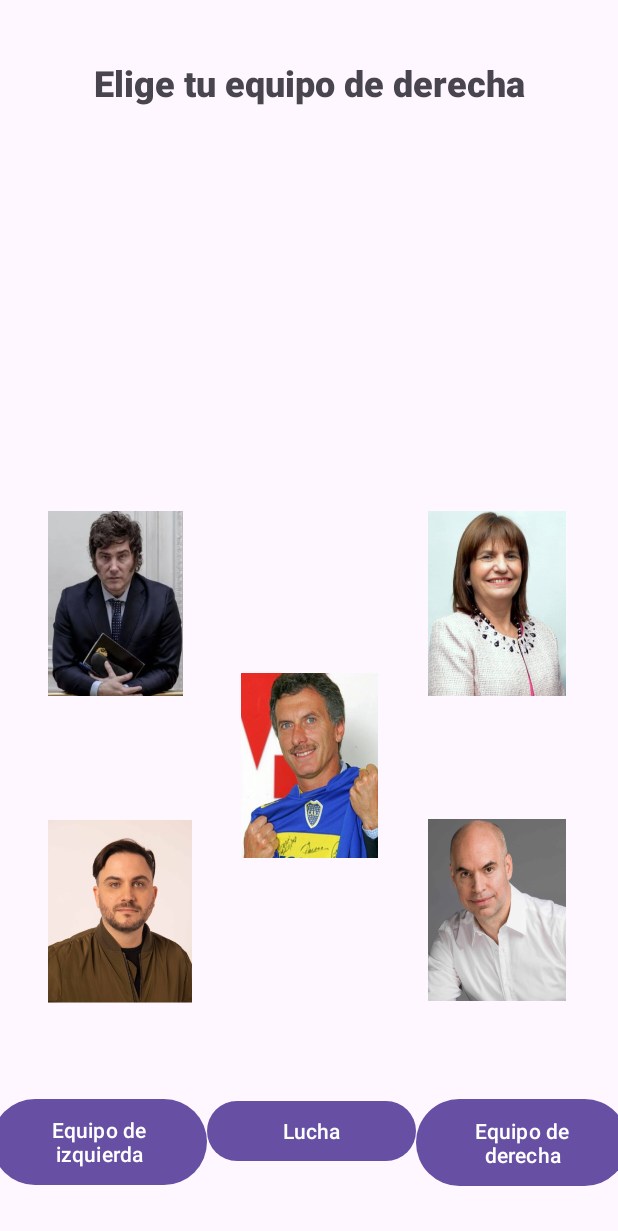
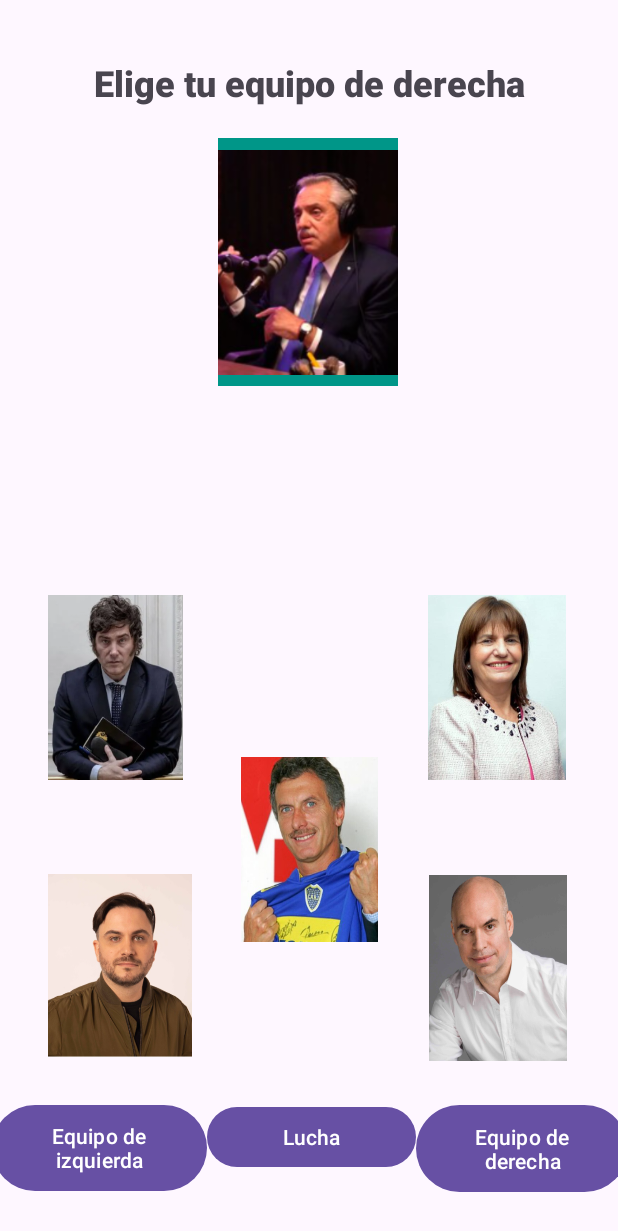
Before and after one commit to luciocape/SugarLab, an Android app: the layout derecha.xml on its own in the app's theme, with its tools: preview values and no code run, on a phone screen of 412 x 824 dp. Shown: the top 1231 px of the screen. Run offline under Robolectric (Android 15) with nearby library versions, the phone set to English and light mode, and no system bars.

Commit message:
Antes de solucionar el error

```diff
--- a/8-LosAnillosDelPoder/app/src/main/res/layout/derecha.xml
+++ b/8-LosAnillosDelPoder/app/src/main/res/layout/derecha.xml
@@ -4,10 +4,11 @@
     xmlns:tools="http://schemas.android.com/tools"
     android:layout_width="match_parent"
     android:layout_height="match_parent"
+    android:onClick="CallMilei"
     tools:context=".MainActivity">
 
     <TextView
-        android:id="@+id/textView"
+        android:id="@+id/txtElecDerecha"
         android:layout_width="wrap_content"
         android:layout_height="wrap_content"
         android:fontFamily="sans-serif-black"
@@ -25,15 +26,17 @@
         android:orientation="horizontal"
         app:layout_constraintBottom_toBottomOf="parent"
         app:layout_constraintEnd_toEndOf="parent"
+        app:layout_constraintHorizontal_bias="0.538"
         app:layout_constraintStart_toStartOf="parent"
-        app:layout_constraintTop_toBottomOf="@+id/textView"
-        app:layout_constraintVertical_bias="0.956">
+        app:layout_constraintTop_toBottomOf="@+id/btnMacri"
+        app:layout_constraintVertical_bias="0.801">
 
         <Button
             android:id="@+id/izquierda"
             android:layout_width="110dp"
             android:layout_height="match_parent"
             android:layout_weight="1"
+            android:onClick="presionarDigito"
             android:text="Equipo de izquierda" />
 
         <Button
@@ -42,6 +45,7 @@
             android:layout_height="wrap_content"
             android:layout_weight="1"
             android:gravity="center|center_horizontal|center_vertical"
+            android:onClick="presionarDigito"
             android:text="Lucha" />
 
         <Button
@@ -49,70 +53,86 @@
             android:layout_width="108dp"
             android:layout_height="66dp"
             android:layout_weight="1"
+            android:onClick="presionarDigito"
             android:text="Equipo de derecha" />
 
     </LinearLayout>
 
     <ImageButton
-        android:id="@+id/imageButton2"
+        android:id="@+id/btnBullrich"
         android:layout_width="92dp"
         android:layout_height="123dp"
         android:layout_marginBottom="108dp"
         android:background="@drawable/bullrich_s"
-        android:contentDescription="foto de bullrich"
-        app:layout_constraintBottom_toBottomOf="@+id/imageButton6"
+        android:contentDescription="boton de bullrich"
+        app:layout_constraintBottom_toBottomOf="@+id/btnMacri"
         app:layout_constraintEnd_toEndOf="parent"
         app:layout_constraintHorizontal_bias="0.493"
-        app:layout_constraintStart_toEndOf="@+id/imageButton6"
+        app:layout_constraintStart_toEndOf="@+id/btnMacri"
         tools:visibility="visible" />
 
     <ImageButton
-        android:id="@+id/imageButton3"
+        android:id="@+id/btnMilei"
         android:layout_width="90dp"
         android:layout_height="123dp"
         android:layout_marginBottom="108dp"
         android:background="@drawable/milei_s"
-        android:contentDescription="foto de milei"
-        app:layout_constraintBottom_toBottomOf="@+id/imageButton6"
-        app:layout_constraintEnd_toStartOf="@+id/imageButton6"
+        android:contentDescription="boton de milei"
+        android:onClick="presionarDigito"
+        app:layout_constraintBottom_toBottomOf="@+id/btnMacri"
+        app:layout_constraintEnd_toStartOf="@+id/btnMacri"
         app:layout_constraintHorizontal_bias="0.457"
         app:layout_constraintStart_toStartOf="parent" />
 
     <ImageButton
-        android:id="@+id/imageButton4"
+        android:id="@+id/btnMarra"
         android:layout_width="96dp"
         android:layout_height="122dp"
         android:background="@drawable/marra_s"
-        android:contentDescription="foto de marra"
+        android:contentDescription="boton de marra"
+        android:onClick="presionarDigito"
         app:layout_constraintBottom_toBottomOf="parent"
-        app:layout_constraintEnd_toStartOf="@+id/imageButton6"
+        app:layout_constraintEnd_toStartOf="@+id/btnMacri"
         app:layout_constraintHorizontal_bias="0.493"
         app:layout_constraintStart_toStartOf="parent"
-        app:layout_constraintTop_toBottomOf="@+id/imageButton3"
+        app:layout_constraintTop_toBottomOf="@+id/btnMilei"
         app:layout_constraintVertical_bias="0.346" />
 
     <ImageButton
-        android:id="@+id/imageButton5"
-        android:layout_width="92dp"
-        android:layout_height="121dp"
-        android:background="@drawable/larreta_s"
-        android:contentDescription="foto de larreta"
-        app:layout_constraintBottom_toBottomOf="parent"
-        app:layout_constraintEnd_toEndOf="parent"
-        app:layout_constraintHorizontal_bias="0.493"
-        app:layout_constraintStart_toEndOf="@+id/imageButton6"
-        app:layout_constraintTop_toBottomOf="@+id/imageButton2"
-        app:layout_constraintVertical_bias="0.344" />
-
-    <ImageButton
-        android:id="@+id/imageButton6"
+        android:id="@+id/btnMacri"
         android:layout_width="91dp"
         android:layout_height="123dp"
-        android:layout_marginBottom="252dp"
+        android:layout_marginBottom="196dp"
         android:background="@drawable/macri_s"
-        android:contentDescription="foto de macri"
+        android:contentDescription="boton de macri"
+        android:onClick="presionarDigito"
         app:layout_constraintBottom_toBottomOf="parent"
         app:layout_constraintEnd_toEndOf="parent"
         app:layout_constraintStart_toStartOf="parent" />
 
+    <ImageView
+        android:id="@+id/imageView"
+        android:layout_width="120dp"
+        android:layout_height="165dp"
+        android:layout_marginTop="92dp"
+        android:background="#009688"
+        android:src="@drawable/alberto"
+        app:layout_constraintEnd_toEndOf="parent"
+        app:layout_constraintHorizontal_bias="0.498"
+        app:layout_constraintStart_toStartOf="parent"
+        app:layout_constraintTop_toTopOf="parent"
+        app:srcCompat="@android:drawable/ic_menu_gallery" />
+
+    <ImageButton
+        android:id="@+id/btnLarreta"
+        android:layout_width="92dp"
+        android:layout_height="124dp"
+        android:background="@drawable/larreta_s"
+        android:contentDescription="boton de larreta"
+        app:layout_constraintBottom_toBottomOf="parent"
+        app:layout_constraintEnd_toEndOf="parent"
+        app:layout_constraintStart_toEndOf="@+id/btnMacri"
+        app:layout_constraintTop_toBottomOf="@+id/btnBullrich"
+        app:layout_constraintVertical_bias="0.35" />
+
 </androidx.constraintlayout.widget.ConstraintLayout>
--- a/8-LosAnillosDelPoder/app/src/main/res/layout/lucha.xml
+++ b/8-LosAnillosDelPoder/app/src/main/res/layout/lucha.xml
@@ -13,15 +13,17 @@
         tools:layout_editor_absoluteY="442dp">
 
         <Button
-            android:id="@+id/button3"
+            android:id="@+id/btnFight"
             android:layout_width="match_parent"
             android:layout_height="106dp"
+            android:onClick="presionarDigito"
             android:text="¡¡Fight!!" />
 
         <Button
-            android:id="@+id/button4"
+            android:id="@+id/btnReiniciar"
             android:layout_width="match_parent"
             android:layout_height="wrap_content"
+            android:onClick="presionarDigito"
             android:text="Reiniciar" />
     </LinearLayout>
 </androidx.constraintlayout.widget.ConstraintLayout>
--- a/8-LosAnillosDelPoder/app/src/main/res/values/strings.xml
+++ b/8-LosAnillosDelPoder/app/src/main/res/values/strings.xml
@@ -1,3 +1,8 @@
 <resources>
     <string name="app_name">LosAnillosDelPoder</string>
+    <string name="candidato_derecha_1_s">bullrich_s</string>
+    <string name="candidato_derecha_2_s">milei_s</string>
+    <string name="candidato_derecha_3_s">larreta_s</string>
+    <string name="candidato_derecha_4_s">marra_s</string>
+    <string name="candidato_derecha_5_s">macri_s</string>
 </resources>
```
Also changed, not shown: 8-LosAnillosDelPoder/app/src/main/java/com/example/losanillosdelpoder/MainActivity.kt (+32 -3 lines), 8-LosAnillosDelPoder/app/src/main/res/layout/activity_main.xml (+10 -10 lines), 8-LosAnillosDelPoder/app/src/main/res/layout/izquierda.xml (+33 -27 lines).
